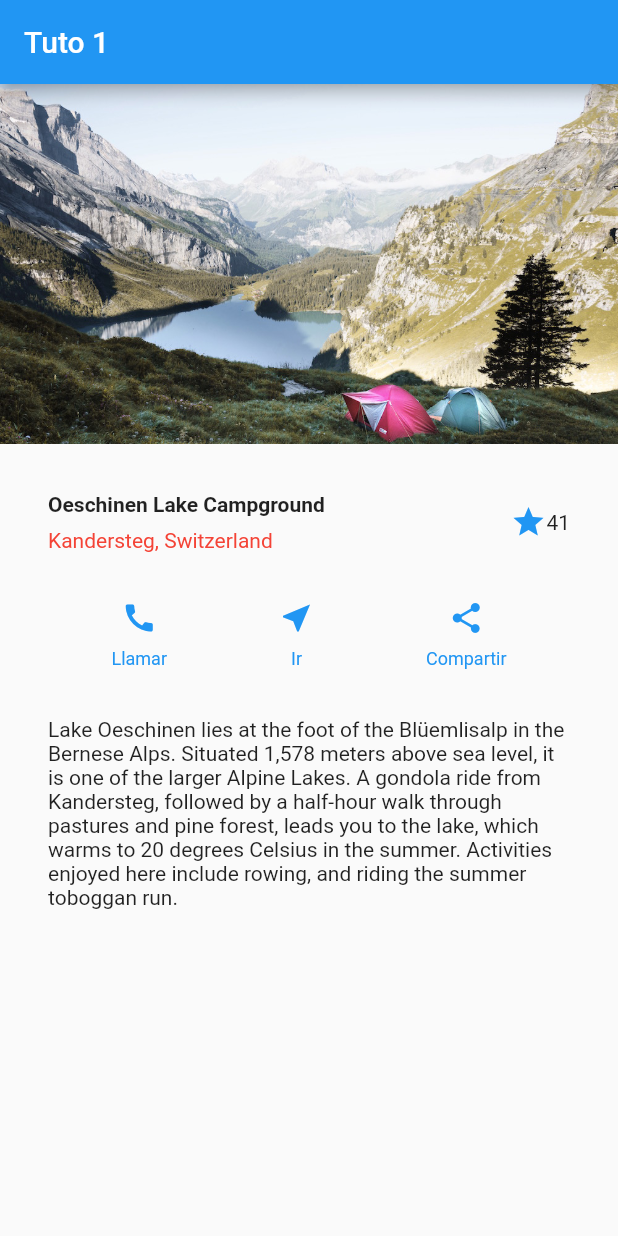
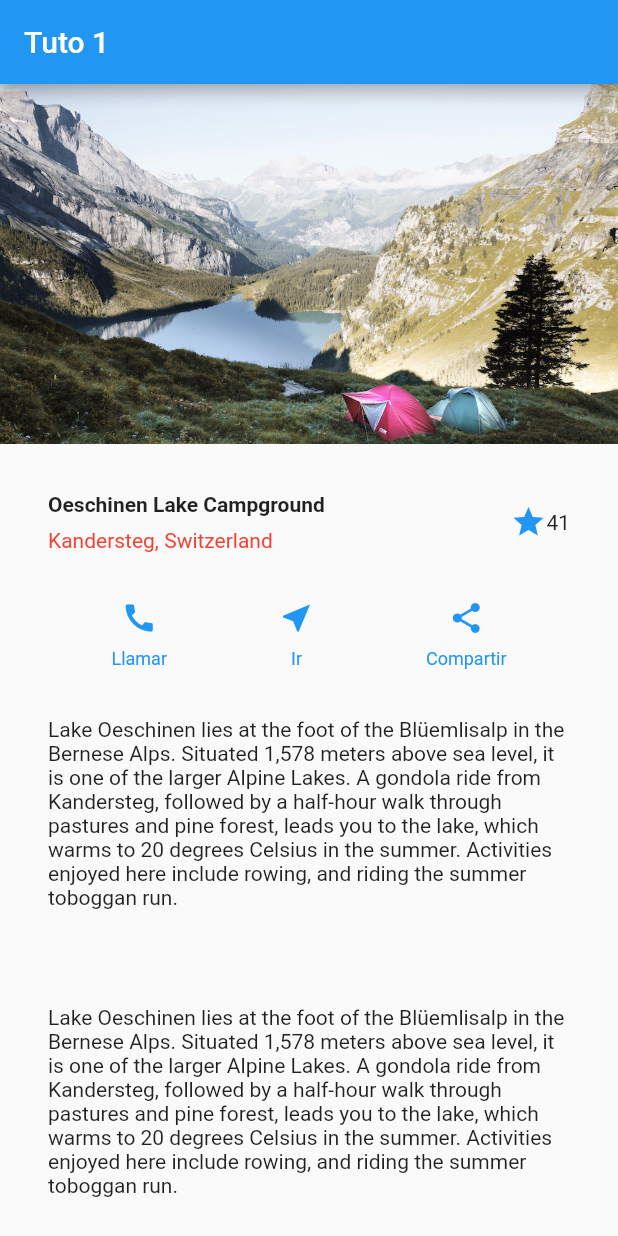
Before and after one commit to davidAtauri/flutter, a Flutter app: the screen it shows after launch, on a phone screen of 412 x 824 dp. Run offline on Flutter 3.47's test engine with Material 2 defaults, Android fonts, the phone set to English and light mode, and no system bars.

```diff
--- a/lib/main.dart
+++ b/lib/main.dart
@@ -118,7 +118,7 @@ class MyApp extends StatelessWidget {
           appBar: AppBar(
             title: Text('Tuto 1'),
             ),
-            body: Column(
+            body: ListView(
                 children: [
                   Image.asset(
                     'images/lake.jpg',
@@ -129,6 +129,8 @@ class MyApp extends StatelessWidget {
                   titleSection,
                   buttonSection,
                   textSection,
+                  textSection,
+                  textSection
                 ],
             ),
     ),
```
